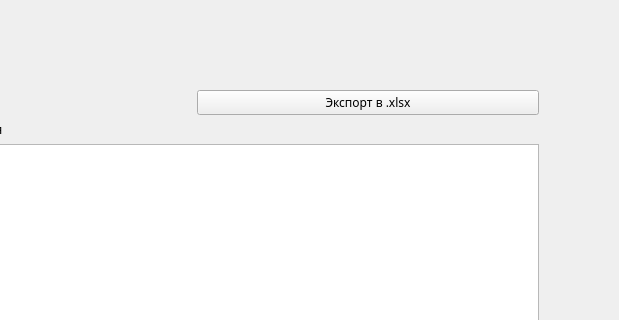
alex-bul/time_controler, file test_form.ui: the form before one commit; both pictures show x 202 to 821 and y 0 to 320 of the 1045 by 754 pixel window.
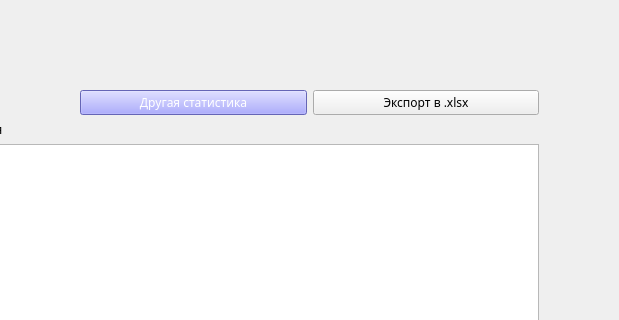
The form after the commit. Icons and pictures are not drawn.

Commit message: add stat dialog and button

Diff of the .ui file:
```diff
--- a/test_form.ui
+++ b/test_form.ui
@@ -63,7 +63,24 @@
        </widget>
       </item>
       <item>
-       <widget class="QPushButton" name="pushButton_2">
+       <widget class="QPushButton" name="pushButton_stats">
+        <property name="styleSheet">
+         <string notr="true">color: white;
+font: 87 8pt &quot;Segoe UI Black&quot;;
+background-color: rgb(142, 142, 255);
+border-color:  rgb(142, 142, 255);</string>
+        </property>
+        <property name="text">
+         <string>Другая статистика</string>
+        </property>
+       </widget>
+      </item>
+      <item>
+       <widget class="QPushButton" name="pushButton_export">
+        <property name="styleSheet">
+         <string notr="true">
+</string>
+        </property>
         <property name="text">
          <string>Экспорт в .xlsx</string>
         </property>
```
Left out of the diff: 6 changed lines with no effect on the pictures. The commit also changes 6 other files.
